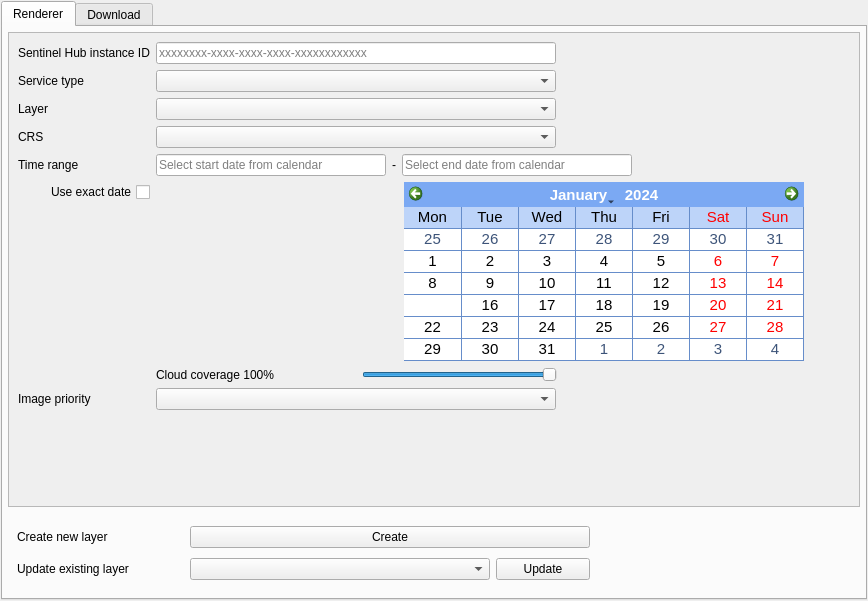
Old version of the form SentinelHub/dockwidget.ui in the repository sentinel-hub/sentinelhub-qgis-plugin.
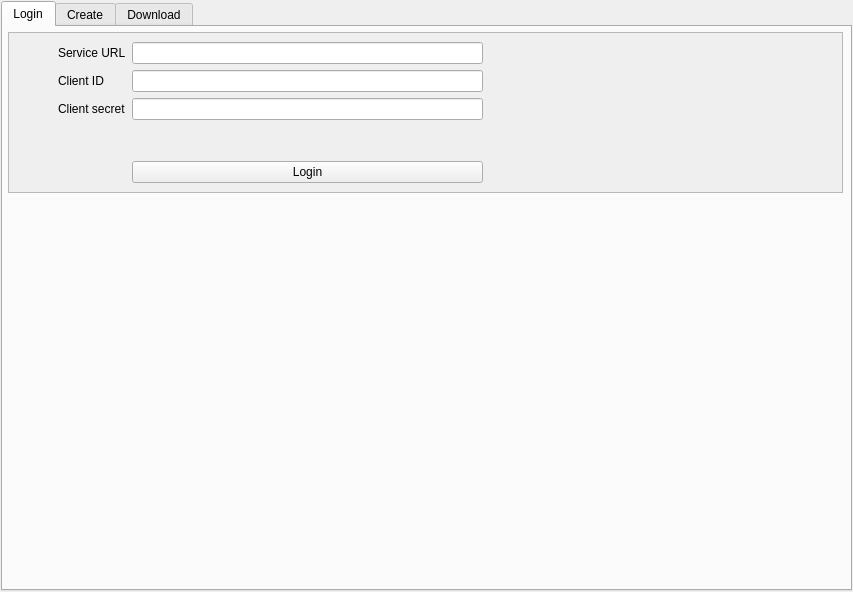
New version of the form.

```diff
--- a/SentinelHub/dockwidget.ui
+++ b/SentinelHub/dockwidget.ui
@@ -6,8 +6,8 @@
    <rect>
     <x>0</x>
     <y>0</y>
-    <width>868</width>
-    <height>601</height>
+    <width>853</width>
+    <height>592</height>
    </rect>
   </property>
   <property name="windowTitle">
@@ -33,7 +33,135 @@
         </property>
         <widget class="QWidget" name="rendererTab">
          <attribute name="title">
-          <string>Renderer</string>
+          <string>Login</string>
+         </attribute>
+         <widget class="QScrollArea" name="scrollAreaRenderer_2">
+          <property name="geometry">
+           <rect>
+            <x>5</x>
+            <y>5</y>
+            <width>835</width>
+            <height>161</height>
+           </rect>
+          </property>
+          <property name="sizePolicy">
+           <sizepolicy hsizetype="Expanding" vsizetype="Expanding">
+            <horstretch>0</horstretch>
+            <verstretch>0</verstretch>
+           </sizepolicy>
+          </property>
+          <property name="verticalScrollBarPolicy">
+           <enum>Qt::ScrollBarAsNeeded</enum>
+          </property>
+          <property name="horizontalScrollBarPolicy">
+           <enum>Qt::ScrollBarAsNeeded</enum>
+          </property>
+          <property name="widgetResizable">
+           <bool>true</bool>
+          </property>
+          <widget class="QWidget" name="scrollAreaWidgetContents_3">
+           <property name="geometry">
+            <rect>
+             <x>0</x>
+             <y>0</y>
+             <width>833</width>
+             <height>159</height>
+            </rect>
+           </property>
+           <layout class="QGridLayout" name="gridLayout_8">
+            <item row="1" column="3">
+             <widget class="QLineEdit" name="clientId"/>
+            </item>
+            <item row="1" column="2">
+             <widget class="QLabel" name="label_2">
+              <property name="text">
+               <string>Client ID</string>
+              </property>
+             </widget>
+            </item>
+            <item row="2" column="2">
+             <widget class="QLabel" name="label_3">
+              <property name="text">
+               <string>Client secret</string>
+              </property>
+             </widget>
+            </item>
+            <item row="0" column="4">
+             <spacer name="horizontalSpacer_4">
+              <property name="orientation">
+               <enum>Qt::Horizontal</enum>
+              </property>
+              <property name="sizeHint" stdset="0">
+               <size>
+                <width>40</width>
+                <height>20</height>
+               </size>
+              </property>
+             </spacer>
+            </item>
+            <item row="0" column="2">
+             <widget class="QLabel" name="label">
+              <property name="text">
+               <string>Service URL</string>
+              </property>
+             </widget>
+            </item>
+            <item row="0" column="3">
+             <widget class="QLineEdit" name="baseUrl"/>
+            </item>
+            <item row="2" column="3">
+             <widget class="QLineEdit" name="clientSecret">
+              <property name="echoMode">
+               <enum>QLineEdit::Password</enum>
+              </property>
+             </widget>
+            </item>
+            <item row="0" column="1">
+             <spacer name="horizontalSpacer_6">
+              <property name="orientation">
+               <enum>Qt::Horizontal</enum>
+              </property>
+              <property name="sizeType">
+               <enum>QSizePolicy::Preferred</enum>
+              </property>
+              <property name="sizeHint" stdset="0">
+               <size>
+                <width>40</width>
+                <height>20</height>
+               </size>
+              </property>
+             </spacer>
+            </item>
+            <item row="6" column="3">
+             <spacer name="verticalSpacer_3">
+              <property name="orientation">
+               <enum>Qt::Vertical</enum>
+              </property>
+              <property name="sizeType">
+               <enum>QSizePolicy::Expanding</enum>
+              </property>
+              <property name="sizeHint" stdset="0">
+               <size>
+                <width>20</width>
+                <height>40</height>
+               </size>
+              </property>
+             </spacer>
+            </item>
+            <item row="7" column="3">
+             <widget class="QPushButton" name="buttonLogin">
+              <property name="text">
+               <string>Login</string>
+              </property>
+             </widget>
+            </item>
+           </layout>
+          </widget>
+         </widget>
+        </widget>
+        <widget class="QWidget" name="createTab">
+         <attribute name="title">
+          <string>Create</string>
          </attribute>
          <layout class="QGridLayout" name="gridLayout_2">
           <property name="margin">
@@ -194,8 +322,8 @@
               <rect>
                <x>0</x>
                <y>0</y>
-               <width>848</width>
-               <height>441</height>
+               <width>846</width>
+               <height>426</height>
               </rect>
              </property>
              <layout class="QGridLayout" name="gridLayout_4">
@@ -458,6 +586,15 @@
                        </color>
                       </brush>
                      </colorrole>
+                     <colorrole role="PlaceholderText">
+                      <brush brushstyle="NoBrush">
+                       <color alpha="128">
+                        <red>0</red>
+                        <green>0</green>
+                        <blue>0</blue>
+                       </color>
+                      </brush>
+                     </colorrole>
                     </active>
                     <inactive>
                      <colorrole role="WindowText">
@@ -604,6 +741,15 @@
                        </color>
                       </brush>
                      </colorrole>
+                     <colorrole role="PlaceholderText">
+                      <brush brushstyle="NoBrush">
+                       <color alpha="128">
+                        <red>0</red>
+                        <green>0</green>
+                        <blue>0</blue>
+                       </color>
+                      </brush>
+                     </colorrole>
                     </inactive>
                     <disabled>
                      <colorrole role="WindowText">
@@ -750,6 +896,15 @@
                        </color>
                       </brush>
                      </colorrole>
+                     <colorrole role="PlaceholderText">
+                      <brush brushstyle="NoBrush">
+                       <color alpha="128">
+                        <red>0</red>
+                        <green>0</green>
+                        <blue>0</blue>
+                       </color>
+                      </brush>
+                     </colorrole>
                     </disabled>
                    </palette>
                   </property>
```
Left out of the diff: 41 changed lines with no effect on the pictures.
